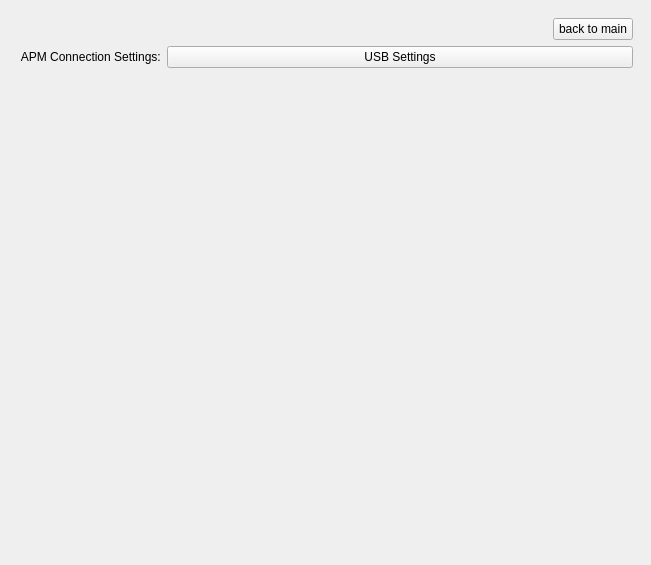
First picture: the form in mainwindow.ui, repository CHRISIzzDA/APM_Qt_UI_v1, before the edit.
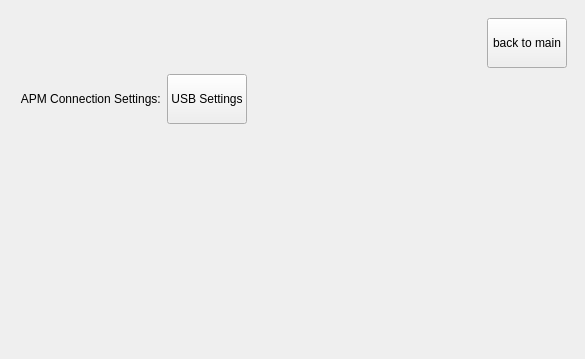
Second picture: the form after the edit. The open tabs and pages were chosen to show the change.

The edit to the form file:
```diff
--- a/mainwindow.ui
+++ b/mainwindow.ui
@@ -6,8 +6,8 @@
    <rect>
     <x>0</x>
     <y>0</y>
-    <width>651</width>
-    <height>565</height>
+    <width>585</width>
+    <height>359</height>
    </rect>
   </property>
   <property name="windowTitle">
@@ -97,6 +97,12 @@
           </item>
           <item>
            <widget class="QPushButton" name="pb_back_settings">
+            <property name="minimumSize">
+             <size>
+              <width>50</width>
+              <height>50</height>
+             </size>
+            </property>
             <property name="text">
              <string>back to main</string>
             </property>
@@ -105,8 +111,24 @@
          </layout>
         </item>
         <item>
-         <layout class="QFormLayout" name="formLayout">
-          <item row="0" column="0">
+         <spacer name="verticalSpacer_3">
+          <property name="orientation">
+           <enum>Qt::Vertical</enum>
+          </property>
+          <property name="sizeType">
+           <enum>QSizePolicy::Expanding</enum>
+          </property>
+          <property name="sizeHint" stdset="0">
+           <size>
+            <width>20</width>
+            <height>100</height>
+           </size>
+          </property>
+         </spacer>
+        </item>
+        <item>
+         <layout class="QHBoxLayout" name="horizontalLayout_7">
+          <item>
            <widget class="QLabel" name="label">
             <property name="text">
              <string> APM Connection Settings:</string>
@@ -116,21 +138,53 @@
             </property>
            </widget>
           </item>
-          <item row="0" column="1">
+          <item>
            <widget class="QPushButton" name="pb_usb_settings">
             <property name="sizePolicy">
-             <sizepolicy hsizetype="Expanding" vsizetype="Fixed">
+             <sizepolicy hsizetype="Fixed" vsizetype="Fixed">
               <horstretch>0</horstretch>
               <verstretch>0</verstretch>
              </sizepolicy>
             </property>
+            <property name="minimumSize">
+             <size>
+              <width>0</width>
+              <height>50</height>
+             </size>
+            </property>
             <property name="text">
              <string>USB Settings</string>
             </property>
            </widget>
           </item>
+          <item>
+           <spacer name="horizontalSpacer_4">
+            <property name="orientation">
+             <enum>Qt::Horizontal</enum>
+            </property>
+            <property name="sizeHint" stdset="0">
+             <size>
+              <width>40</width>
+              <height>20</height>
+             </size>
+            </property>
+           </spacer>
+          </item>
          </layout>
         </item>
+        <item>
+         <spacer name="verticalSpacer_4">
+          <property name="orientation">
+           <enum>Qt::Vertical</enum>
+          </property>
+          <property name="sizeHint" stdset="0">
+           <size>
+            <width>20</width>
+            <height>420</height>
+           </size>
+          </property>
+         </spacer>
+        </item>
        </layout>
       </widget>
       <widget class="QWidget" name="Start">
```
Left out of the diff: 70 changed lines with no effect on the pictures.
